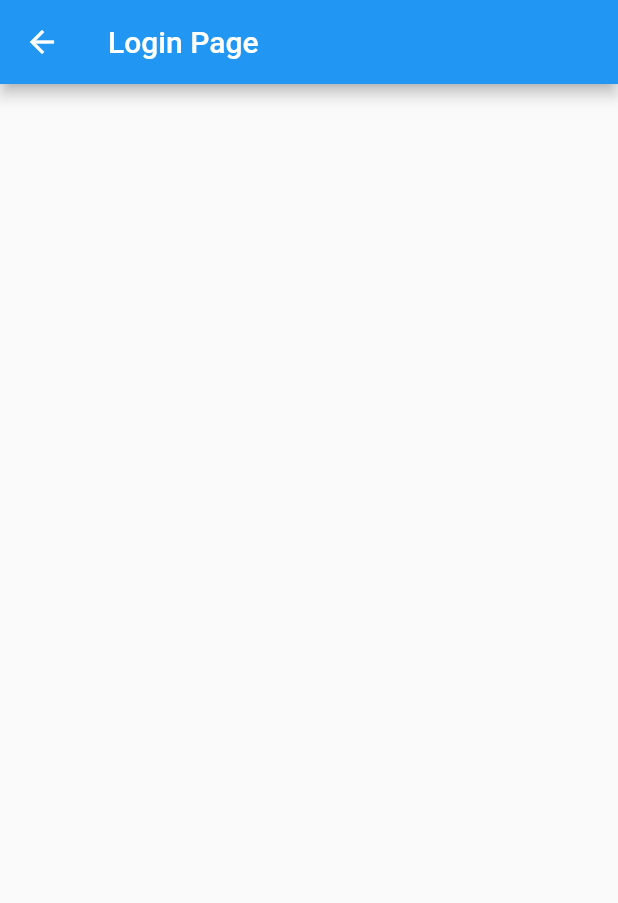
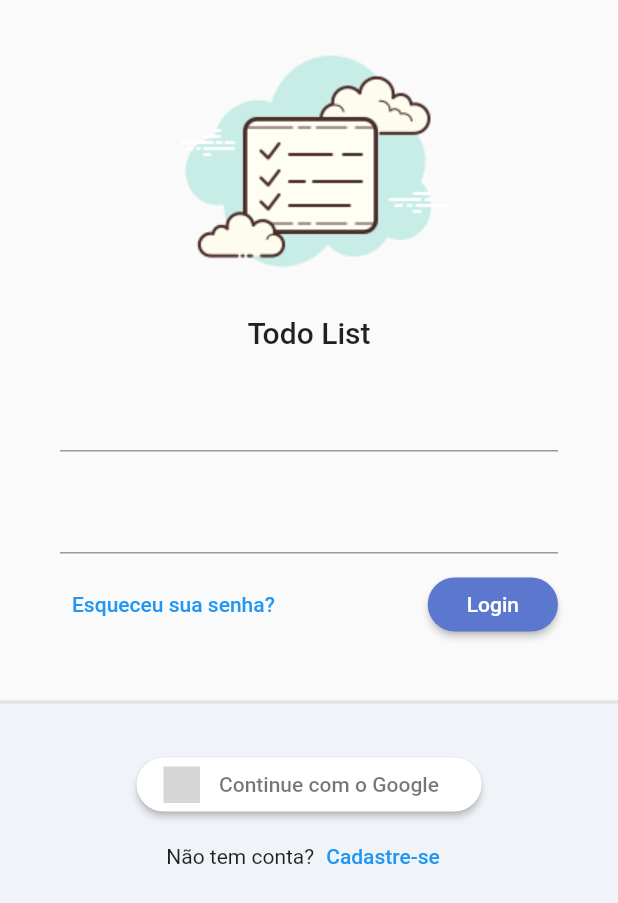
Before and after one commit to deyvissoneduardo/todo_list, a Flutter app: the screen it shows after launch, on a phone screen of 412 x 824 dp. Shown: the top 903 px of the screen. Run offline on Flutter 3.47's test engine with Material 2 defaults, Android fonts, the phone set to English and light mode, and no system bars; our stand-ins replace flutter_signin_button, google_fonts, sqflite, sqflite_common, synchronized; accounts and stored records are empty; Roboto replaces fonts that are missing (Mandali); grey boxes are pictures that could not be loaded.

Commit message:
template login

```diff
--- a/lib/app/app_widget.dart
+++ b/lib/app/app_widget.dart
@@ -1,9 +1,7 @@
 import 'package:flutter/material.dart';
-import 'package:provider/provider.dart';
 import 'package:todo_list/app/core/database/sql_adm_connection.dart';
+import 'package:todo_list/app/core/ui/todo_list_ui_config.dart';
 import 'package:todo_list/app/modules/auth/auth_module.dart';
-import 'package:todo_list/app/modules/auth/login/login_controller.dart';
-import 'package:todo_list/app/modules/auth/login/login_page.dart';
 import 'package:todo_list/app/modules/splash/splash_page.dart';
 
 class AppWidget extends StatefulWidget {
@@ -32,6 +30,7 @@ class _AppWidgetState extends State<AppWidget> {
     return MaterialApp(
       title: 'TODO App',
       initialRoute: '/login',
+      theme: TodoListUiConfig.theme,
       routes: {
         ...AuthModule().routers,
       },
--- a/lib/app/core/database/sqlite_connection_factory.dart
+++ b/lib/app/core/database/sqlite_connection_factory.dart
@@ -39,7 +39,7 @@ class SqliteConnectionFactory {
   }
 
   void closeConnection() {
-    _db!.close();
+    _db?.close();
     _db = null;
   }
 
--- /dev/null
+++ b/lib/app/core/ui/theme_extensions.dart
@@ -0,0 +1,15 @@
+import 'package:flutter/cupertino.dart';
+import 'package:flutter/material.dart';
+
+extension ThemeExtensions on BuildContext {
+  Color get primaryColor => Theme.of(this).primaryColor;
+  Color get primaryColorLight => Theme.of(this).primaryColorLight;
+  Color get buttonColor => Theme.of(this).primaryColor;
+  TextTheme get textTheme => Theme.of(this).textTheme;
+
+  TextStyle get titleText => const TextStyle(
+        fontSize: 12,
+        fontWeight: FontWeight.bold,
+        color: Colors.grey,
+      );
+}
--- /dev/null
+++ b/lib/app/core/ui/todo_list_ui_config.dart
@@ -0,0 +1,16 @@
+import 'package:flutter/material.dart';
+import 'package:google_fonts/google_fonts.dart';
+
+class TodoListUiConfig {
+  TodoListUiConfig._();
+  static ThemeData get theme => ThemeData(
+        textTheme: GoogleFonts.mandaliTextTheme(),
+        primaryColor: const Color(0xff5C77CE),
+        primaryColorLight: const Color(0xffABC8F7),
+        elevatedButtonTheme: ElevatedButtonThemeData(
+          style: ElevatedButton.styleFrom(
+            primary: const Color(0xff5C77CE),
+          ),
+        ),
+      );
+}
--- /dev/null
+++ b/lib/app/core/widgets/todo_list_logo.dart
@@ -0,0 +1,23 @@
+import 'package:flutter/material.dart';
+import 'package:todo_list/app/core/ui/theme_extensions.dart';
+
+class TodoListLogo extends StatelessWidget {
+  const TodoListLogo({Key? key}) : super(key: key);
+
+  @override
+  Widget build(BuildContext context) {
+    return Column(
+      mainAxisAlignment: MainAxisAlignment.center,
+      children: [
+        Image.asset(
+          'assets/logo.png',
+          height: 200,
+        ),
+        Text(
+          'Todo List',
+          style: context.textTheme.headline6,
+        )
+      ],
+    );
+  }
+}
--- a/lib/app/modules/auth/login/login_page.dart
+++ b/lib/app/modules/auth/login/login_page.dart
@@ -1,4 +1,7 @@
 import 'package:flutter/material.dart';
+import 'package:flutter_signin_button/button_list.dart';
+import 'package:flutter_signin_button/button_view.dart';
+import 'package:todo_list/app/core/widgets/todo_list_logo.dart';
 
 class LoginPage extends StatelessWidget {
   const LoginPage({Key? key}) : super(key: key);
@@ -6,10 +9,99 @@ class LoginPage extends StatelessWidget {
   @override
   Widget build(BuildContext context) {
     return Scaffold(
-      appBar: AppBar(
-        title: const Text('Login Page'),
+      body: LayoutBuilder(
+        builder: (context, constraints) {
+          return SingleChildScrollView(
+            child: ConstrainedBox(
+              constraints: BoxConstraints(
+                minHeight: constraints.maxHeight,
+                minWidth: constraints.maxWidth,
+              ),
+              child: IntrinsicHeight(
+                child: Column(
+                  mainAxisSize: MainAxisSize.min,
+                  children: [
+                    const SizedBox(height: 10),
+                    const TodoListLogo(),
+                    Padding(
+                      padding: const EdgeInsets.symmetric(
+                        horizontal: 40,
+                        vertical: 20,
+                      ),
+                      child: Form(
+                        child: Column(
+                          children: [
+                            TextFormField(),
+                            const SizedBox(height: 20),
+                            TextFormField(),
+                            const SizedBox(height: 10),
+                            Row(
+                              mainAxisAlignment: MainAxisAlignment.spaceBetween,
+                              children: [
+                                TextButton(
+                                  onPressed: () {},
+                                  child: const Text('Esqueceu sua senha?'),
+                                ),
+                                ElevatedButton(
+                                  onPressed: () {},
+                                  child: const Padding(
+                                    padding: EdgeInsets.all(10.0),
+                                    child: Text('Login'),
+                                  ),
+                                  style: ElevatedButton.styleFrom(
+                                      shape: RoundedRectangleBorder(
+                                    borderRadius: BorderRadius.circular(20),
+                                  )),
+                                )
+                              ],
+                            )
+                          ],
+                        ),
+                      ),
+                    ),
+                    const SizedBox(height: 20),
+                    Expanded(
+                      child: Container(
+                        decoration: BoxDecoration(
+                          color: const Color(0xffF0F3F7),
+                          border: Border(
+                            top: BorderSide(
+                              width: 2,
+                              color: Colors.grey.withAlpha(50),
+                            ),
+                          ),
+                        ),
+                        child: Column(
+                          children: [
+                            const SizedBox(height: 30),
+                            SignInButton(Buttons.Google,
+                                text: 'Continue com o Google',
+                                padding: const EdgeInsets.all(5),
+                                shape: OutlineInputBorder(
+                                  borderRadius: BorderRadius.circular(30),
+                                  borderSide: BorderSide.none,
+                                ),
+                                onPressed: () {}),
+                            Row(
+                              mainAxisAlignment: MainAxisAlignment.center,
+                              children: [
+                                const Text('Não tem conta?'),
+                                TextButton(
+                                    onPressed: () {},
+                                    child: const Text('Cadastre-se'))
+                              ],
+                            )
+                          ],
+                        ),
+                      ),
+                    ),
+                  ],
+                ),
+              ),
+            ),
+          );
+        },
       ),
-      body: Container(),
     );
   }
 }
--- a/pubspec.yaml
+++ b/pubspec.yaml
@@ -15,6 +15,8 @@ dependencies:
   sqflite: ^2.0.0+4
   path: ^1.8.0
   provider: ^6.0.1
+  google_fonts: ^2.1.0
+  flutter_signin_button: ^2.0.0
 
 dev_dependencies:
   flutter_test:
@@ -24,3 +26,5 @@ dev_dependencies:
 
 flutter:
   uses-material-design: true
+  assets:
+    - assets/
```
Also changed, not shown: assets/logo.png (added), pubspec.lock.
